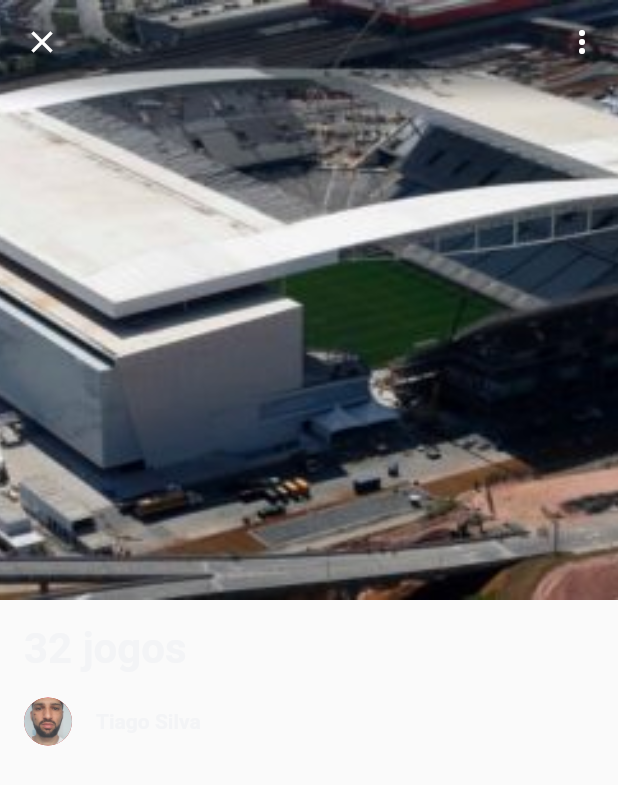
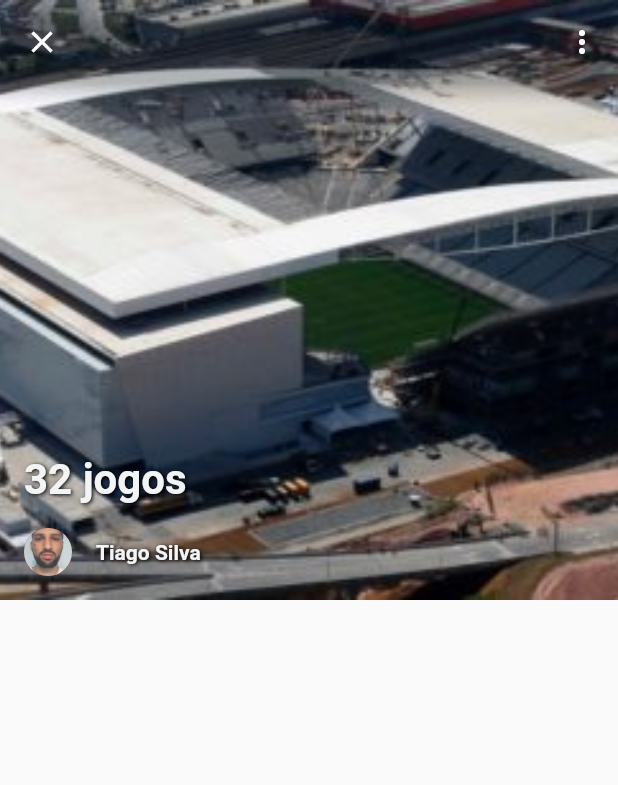
Before and after one commit to tiago-silva-batista/csbs_im_football, a Flutter app: the screen it shows after launch, on a phone screen of 412 x 824 dp. Shown: the top 785 px of the screen. Run offline on Flutter 3.47's test engine with Material 2 defaults, Android fonts, the light colour scheme and no system bars.

Commit message:
avatar_component finalizado

```diff
--- /dev/null
+++ b/lib/components/avatar_component.dart
@@ -0,0 +1,33 @@
+import 'package:flutter/cupertino.dart';
+import 'package:flutter/material.dart';
+
+class AvatarComponent extends StatefulWidget {
+  const AvatarComponent({Function? callback, required String avatar})
+      : _callback = callback,
+        _avatar = avatar;
+
+  final Function? _callback;
+  final String _avatar;
+
+  @override
+  State<AvatarComponent> createState() => _AvatarComponentState();
+}
+
+class _AvatarComponentState extends State<AvatarComponent> {
+  void OnTap() {
+    widget._callback != null
+        ? print("Está funcionando")
+        : print('Não habilitado');
+  }
+
+  @override
+  Widget build(BuildContext context) {
+    return GestureDetector(
+      child: CircleAvatar(
+        radius: 16,
+        backgroundImage: AssetImage(widget._avatar),
+      ),
+      onTap: () => OnTap(),
+    );
+  }
+}
--- a/lib/pages/perfil_pages.dart
+++ b/lib/pages/perfil_pages.dart
@@ -1,4 +1,5 @@
 import 'package:csbs_im_football/components/app_bar_component.dart';
+import 'package:csbs_im_football/components/avatar_component.dart';
 import 'package:csbs_im_football/theme/ui_size.dart';
 import 'package:csbs_im_football/theme/ui_text.dart';
 import 'package:flutter/material.dart';
@@ -23,8 +24,9 @@ class _PerfilPagesState extends State<PerfilPages> {
         extendBodyBehindAppBar: true,
         appBar: AppBarComponent(),
         body: SingleChildScrollView(
-          child: Column(
-            mainAxisAlignment: MainAxisAlignment.spaceBetween,
+          child: Stack(
+            clipBehavior: Clip.none,
+            alignment: Alignment.bottomLeft,
             children: [
               SizedBox(
                 width: MediaQuery.of(context).size.width,
@@ -46,9 +48,9 @@ class _PerfilPagesState extends State<PerfilPages> {
                     const SizedBox(height: UiSize.spaceDefault),
                     Row(
                       children: [
-                        CircleAvatar(
-                          radius: 16,
-                          backgroundImage: AssetImage(userImage),
+                        AvatarComponent(
+                          avatar: userImage,
+                          callback: (value) {},
                         ),
                         const SizedBox(width: UiSize.spaceDefault),
                         Text(
--- /dev/null
+++ b/lib/theme/ui_shadow.dart
@@ -0,0 +1,17 @@
+import 'package:flutter/cupertino.dart';
+import 'package:flutter/material.dart';
+
+class UiShadow {
+  static Shadow textShadow = const Shadow(
+    offset: Offset(1, 1),
+    blurRadius: 3.0,
+    color: Color.fromARGB(255, 0, 0, 0),
+  );
+
+  static BoxShadow boxShadow = BoxShadow(
+    color: Colors.grey.withOpacity(0.5),
+    spreadRadius: 5,
+    blurRadius: 7,
+    offset: const Offset(0, 3), // changes position of shadow
+  );
+}
--- a/lib/theme/ui_text.dart
+++ b/lib/theme/ui_text.dart
@@ -1,16 +1,19 @@
 import 'package:csbs_im_football/theme/ui_color.dart';
+import 'package:csbs_im_football/theme/ui_shadow.dart';
 import 'package:flutter/material.dart';
 
 class UiTextStyle {
-  static const TextStyle text1 = TextStyle(
+  static TextStyle text1 = TextStyle(
     fontSize: 14,
     fontWeight: FontWeight.bold,
     color: UiColor.secondLight,
+    shadows: [UiShadow.textShadow],
   );
 
-  static const TextStyle text2 = TextStyle(
+  static TextStyle text2 = TextStyle(
     fontSize: 28,
     fontWeight: FontWeight.bold,
     color: UiColor.secondLight,
+    shadows: [UiShadow.textShadow],
   );
 }
```
